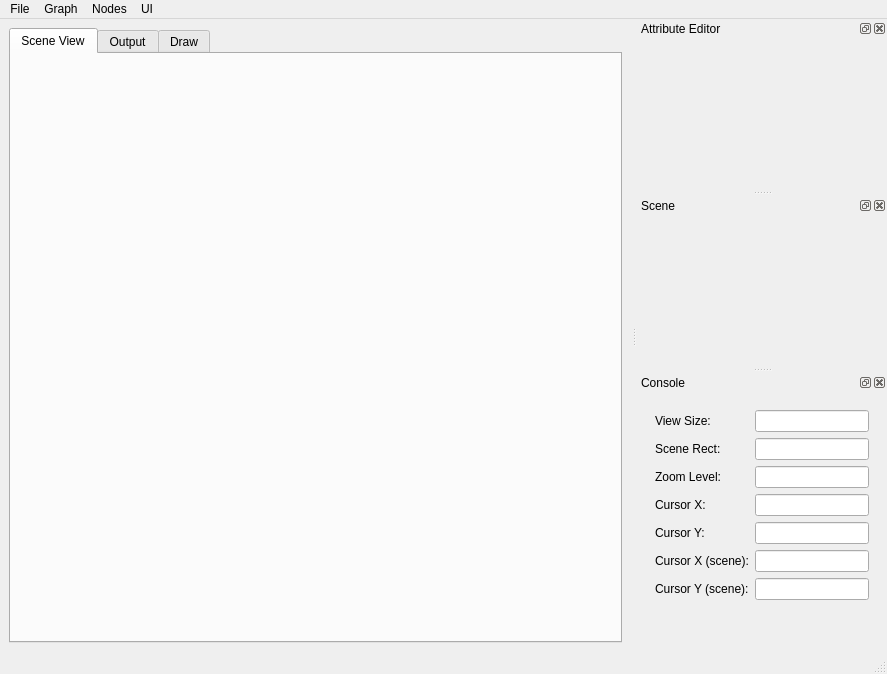
Qt form ui/SceneGraph.ui (mfessenden/SceneGraph) before a commit.
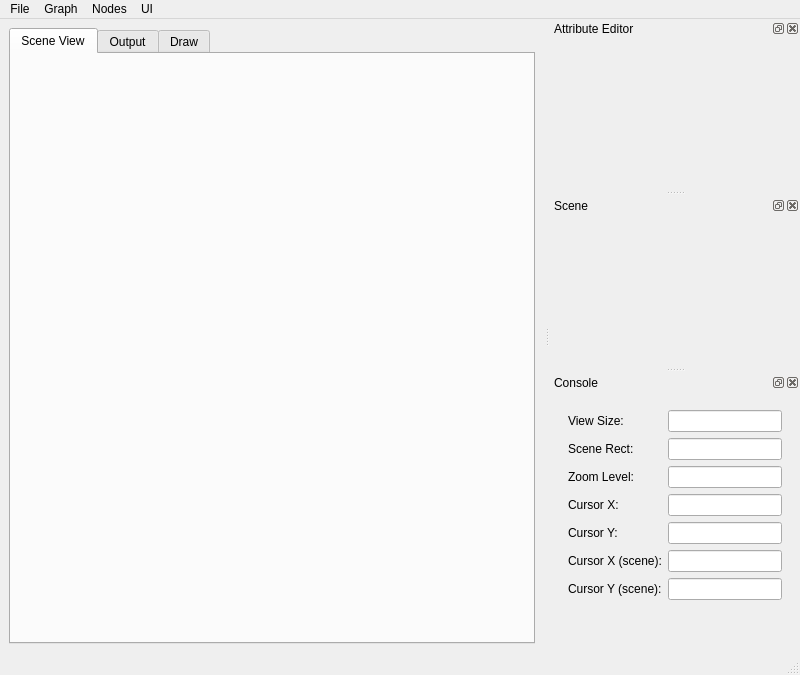
The same form after that commit. Icons and pictures are not drawn.

Commit message: - update bezier edges drawing - ui option for using poly/bezier edges - edges now draw arrow in middle of line - update to QSettings management to save default state/geometry - dock widgets now restore properly - main ui file MainWindow no longer forces tabbed docks

Diff of the .ui file:
```diff
--- a/ui/SceneGraph.ui
+++ b/ui/SceneGraph.ui
@@ -6,8 +6,8 @@
    <rect>
     <x>0</x>
     <y>0</y>
-    <width>887</width>
-    <height>674</height>
+    <width>800</width>
+    <height>675</height>
    </rect>
   </property>
   <property name="windowTitle">
@@ -110,7 +110,7 @@
     <rect>
      <x>0</x>
      <y>0</y>
-     <width>887</width>
+     <width>800</width>
      <height>25</height>
     </rect>
    </property>
@@ -132,7 +132,7 @@
     <addaction name="separator"/>
     <addaction name="action_exit"/>
    </widget>
-   <widget class="QMenu" name="menuGraph">
+   <widget class="QMenu" name="menu_graph">
     <property name="title">
      <string>Graph</string>
     </property>
@@ -166,7 +166,7 @@
     <addaction name="action_debug_mode"/>
    </widget>
    <addaction name="menu_file"/>
-   <addaction name="menuGraph"/>
+   <addaction name="menu_graph"/>
    <addaction name="menu_nodes"/>
    <addaction name="menu_ui"/>
   </widget>
@@ -285,7 +285,7 @@
           <x>0</x>
           <y>0</y>
           <width>256</width>
-          <height>271</height>
+          <height>272</height>
          </rect>
         </property>
         <layout class="QFormLayout" name="consoleScrollAreaLayout">
```
Left out of the diff: 11 changed lines with no effect on the pictures. The commit also changes 4 other files.
